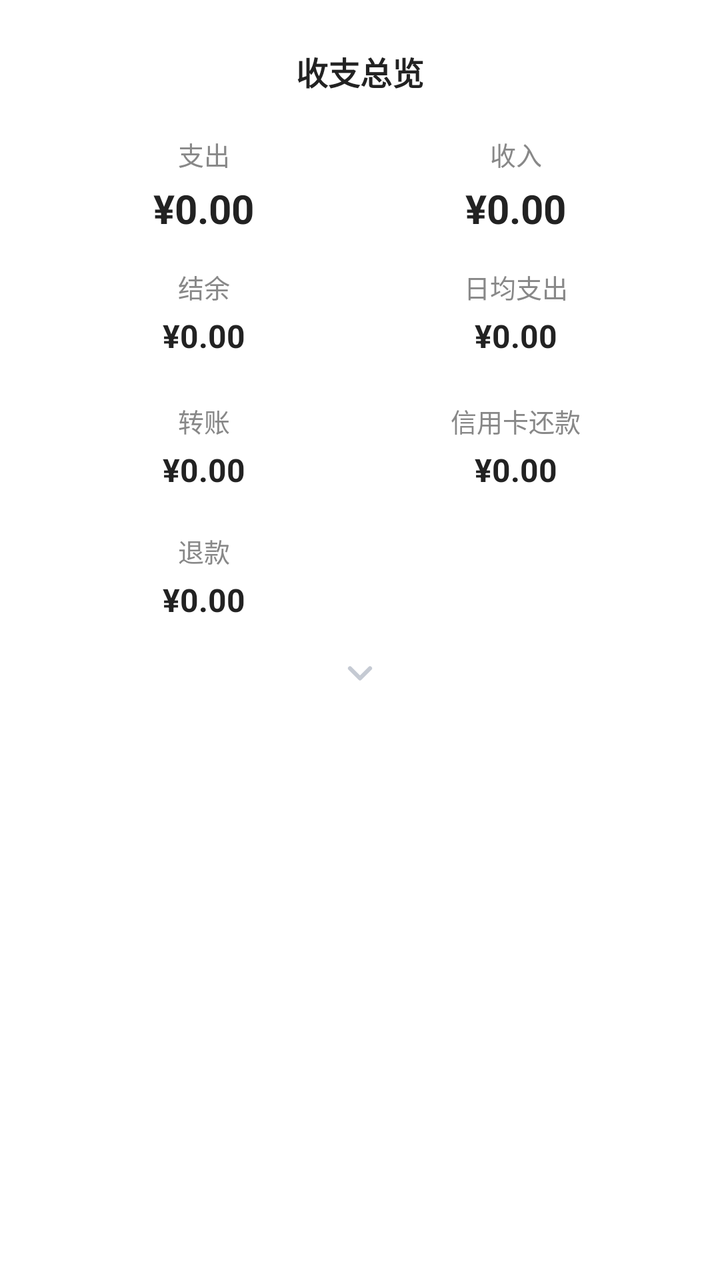
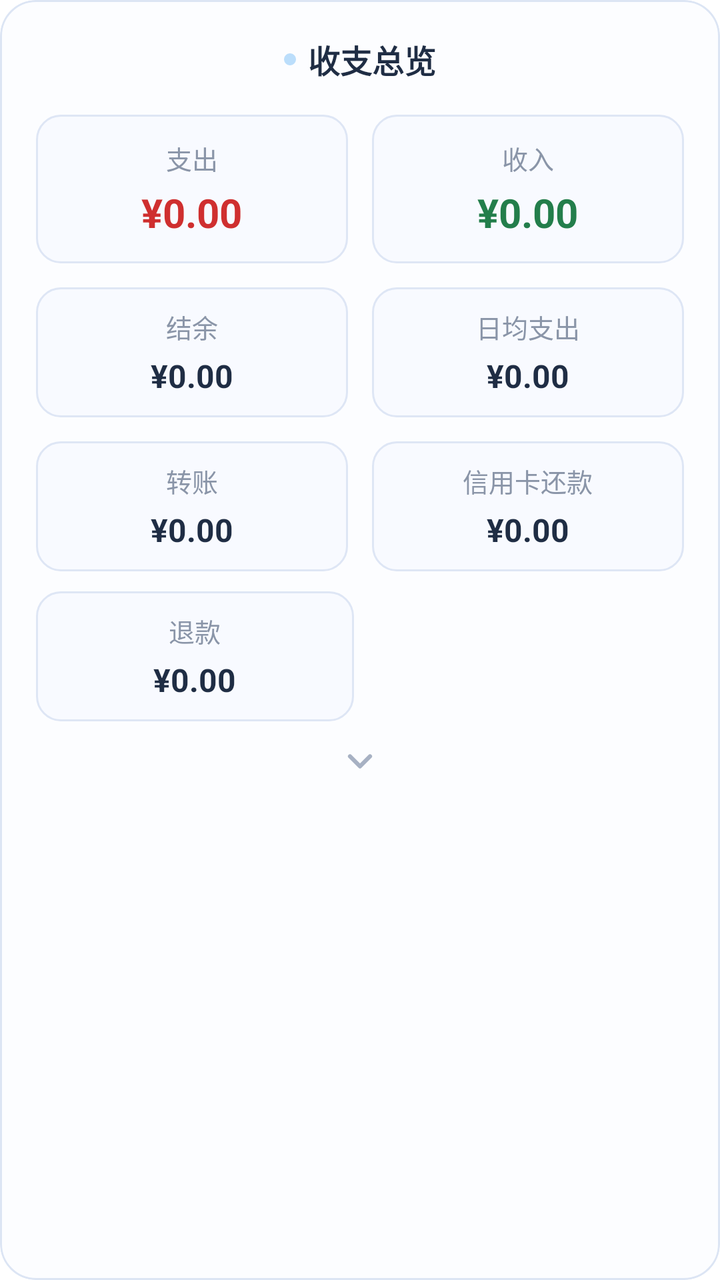

Compare the two renders of this Android layout. The source of the first and the diff that turns it into the second are given below.
<!-- AndroidManifest.xml: application theme Theme.FlipAccounting -->
<!-- res/layout/card_stats_overview.xml -->
<?xml version="1.0" encoding="utf-8"?>
<androidx.cardview.widget.CardView xmlns:android="http://schemas.android.com/apk/res/android"
    xmlns:app="http://schemas.android.com/apk/res-auto"
    android:layout_width="match_parent"
    android:layout_height="wrap_content"
    android:layout_marginHorizontal="18dp"
    android:layout_marginTop="18dp"
    app:cardBackgroundColor="#FFFFFF"
    app:cardCornerRadius="16dp"
    app:cardElevation="0dp">

    <LinearLayout
        android:layout_width="match_parent"
        android:layout_height="wrap_content"
        android:orientation="vertical"
        android:padding="24dp">

        <TextView
            android:layout_width="match_parent"
            android:layout_height="wrap_content"
            android:gravity="center"
            android:text="收支总览"
            android:textColor="#222222"
            android:textSize="@dimen/text_size_16"
            android:textStyle="bold" />

        <LinearLayout
            android:layout_width="match_parent"
            android:layout_height="wrap_content"
            android:layout_marginTop="20dp"
            android:baselineAligned="false"
            android:orientation="horizontal">

            <LinearLayout
                android:layout_width="0dp"
                android:layout_height="wrap_content"
                android:layout_weight="1"
                android:gravity="center"
                android:orientation="vertical">

                <TextView
                    android:layout_width="wrap_content"
                    android:layout_height="wrap_content"
                    android:text="支出"
                    android:textColor="#888888"
                    android:textSize="@dimen/text_size_13" />

                <TextView
                    android:id="@+id/tv_total_expense"
                    android:layout_width="wrap_content"
                    android:layout_height="wrap_content"
                    android:layout_marginTop="4dp"
                    android:text="¥0.00"
                    android:textColor="#222222"
                    android:textSize="@dimen/text_size_20"
                    android:textStyle="bold" />
            </LinearLayout>

            <LinearLayout
                android:layout_width="0dp"
                android:layout_height="wrap_content"
                android:layout_weight="1"
                android:gravity="center"
                android:orientation="vertical">

                <TextView
                    android:layout_width="wrap_content"
                    android:layout_height="wrap_content"
                    android:text="收入"
                    android:textColor="#888888"
                    android:textSize="@dimen/text_size_13" />

                <TextView
                    android:id="@+id/tv_total_income"
                    android:layout_width="wrap_content"
                    android:layout_height="wrap_content"
                    android:layout_marginTop="4dp"
                    android:text="¥0.00"
                    android:textColor="#222222"
                    android:textSize="@dimen/text_size_20"
                    android:textStyle="bold" />
            </LinearLayout>
        </LinearLayout>

        <LinearLayout
            android:layout_width="match_parent"
            android:layout_height="wrap_content"
            android:layout_marginTop="16dp"
            android:baselineAligned="false"
            android:orientation="horizontal">

            <LinearLayout
                android:layout_width="0dp"
                android:layout_height="wrap_content"
                android:layout_weight="1"
                android:gravity="center"
                android:orientation="vertical">

                <TextView
                    android:layout_width="wrap_content"
                    android:layout_height="wrap_content"
                    android:text="结余"
                    android:textColor="#888888"
                    android:textSize="@dimen/text_size_13" />

                <TextView
                    android:id="@+id/tv_balance"
                    android:layout_width="wrap_content"
                    android:layout_height="wrap_content"
                    android:layout_marginTop="4dp"
                    android:text="¥0.00"
                    android:textColor="#222222"
                    android:textSize="@dimen/text_size_16"
                    android:textStyle="bold" />
            </LinearLayout>

            <LinearLayout
                android:layout_width="0dp"
                android:layout_height="wrap_content"
                android:layout_weight="1"
                android:gravity="center"
                android:orientation="vertical">

                <TextView
                    android:layout_width="wrap_content"
                    android:layout_height="wrap_content"
                    android:text="日均支出"
                    android:textColor="#888888"
                    android:textSize="@dimen/text_size_13" />

                <TextView
                    android:id="@+id/tv_daily_avg"
                    android:layout_width="wrap_content"
                    android:layout_height="wrap_content"
                    android:layout_marginTop="4dp"
                    android:text="¥0.00"
                    android:textColor="#222222"
                    android:textSize="@dimen/text_size_16"
                    android:textStyle="bold" />
            </LinearLayout>
        </LinearLayout>

        <LinearLayout
            android:id="@+id/layout_overview_extra"
            android:layout_width="match_parent"
            android:layout_height="wrap_content"
            android:orientation="vertical">

            <LinearLayout
                android:layout_width="match_parent"
                android:layout_height="wrap_content"
                android:layout_marginTop="16dp"
                android:baselineAligned="false"
                android:orientation="horizontal">

                <LinearLayout
                    android:id="@+id/row_total_transfer"
                    android:layout_width="0dp"
                    android:layout_height="wrap_content"
                    android:layout_weight="1"
                    android:background="?attr/selectableItemBackground"
                    android:clickable="true"
                    android:focusable="true"
                    android:gravity="center"
                    android:orientation="vertical"
                    android:paddingVertical="6dp">

                    <TextView
                        android:layout_width="wrap_content"
                        android:layout_height="wrap_content"
                        android:text="转账"
                        android:textColor="#888888"
                        android:textSize="@dimen/text_size_13" />

                    <TextView
                        android:id="@+id/tv_total_transfer"
                        android:layout_width="wrap_content"
                        android:layout_height="wrap_content"
                        android:layout_marginTop="4dp"
                        android:text="¥0.00"
                        android:textColor="#222222"
                        android:textSize="@dimen/text_size_16"
                        android:textStyle="bold" />
                </LinearLayout>

                <LinearLayout
                    android:id="@+id/row_total_repayment"
                    android:layout_width="0dp"
                    android:layout_height="wrap_content"
                    android:layout_weight="1"
                    android:background="?attr/selectableItemBackground"
                    android:clickable="true"
                    android:focusable="true"
                    android:gravity="center"
                    android:orientation="vertical"
                    android:paddingVertical="6dp">

                    <TextView
                        android:layout_width="wrap_content"
                        android:layout_height="wrap_content"
                        android:text="信用卡还款"
                        android:textColor="#888888"
                        android:textSize="@dimen/text_size_13" />

                    <TextView
                        android:id="@+id/tv_total_repayment"
                        android:layout_width="wrap_content"
                        android:layout_height="wrap_content"
                        android:layout_marginTop="4dp"
                        android:text="¥0.00"
                        android:textColor="#222222"
                        android:textSize="@dimen/text_size_16"
                        android:textStyle="bold" />
                </LinearLayout>
            </LinearLayout>

            <LinearLayout
                android:layout_width="match_parent"
                android:layout_height="wrap_content"
                android:layout_marginTop="8dp"
                android:baselineAligned="false"
                android:orientation="horizontal">

                <LinearLayout
                    android:id="@+id/row_total_refund"
                    android:layout_width="0dp"
                    android:layout_height="wrap_content"
                    android:layout_weight="1"
                    android:background="?attr/selectableItemBackground"
                    android:clickable="true"
                    android:focusable="true"
                    android:gravity="center"
                    android:orientation="vertical"
                    android:paddingVertical="6dp">

                    <TextView
                        android:layout_width="wrap_content"
                        android:layout_height="wrap_content"
                        android:text="退款"
                        android:textColor="#888888"
                        android:textSize="@dimen/text_size_13" />

                    <TextView
                        android:id="@+id/tv_total_refund"
                        android:layout_width="wrap_content"
                        android:layout_height="wrap_content"
                        android:layout_marginTop="4dp"
                        android:text="¥0.00"
                        android:textColor="#222222"
                        android:textSize="@dimen/text_size_16"
                        android:textStyle="bold" />
                </LinearLayout>

                <View
                    android:layout_width="0dp"
                    android:layout_height="1dp"
                    android:layout_weight="1" />
            </LinearLayout>
        </LinearLayout>

        <ImageView
            android:id="@+id/iv_overview_expand"
            android:layout_width="@dimen/icon_size_20"
            android:layout_height="@dimen/icon_size_20"
            android:layout_gravity="center_horizontal"
            android:layout_marginTop="10dp"
            android:background="?attr/selectableItemBackgroundBorderless"
            android:src="@drawable/ic_chevron_down_small"
            app:tint="#C5CAD3" />

    </LinearLayout>
</androidx.cardview.widget.CardView>
<!-- resources referenced by this layout -->
<resources>
  <dimen name="icon_size_20">20dp</dimen>
  <dimen name="text_size_13">13sp</dimen>
  <dimen name="text_size_16">16sp</dimen>
  <dimen name="text_size_20">20sp</dimen>
  <!-- drawable ic_chevron_down_small (drawable) -->
  <vector xmlns:android="http://schemas.android.com/apk/res/android"
      android:width="14dp"
      android:height="14dp"
      android:viewportWidth="24"
      android:viewportHeight="24">
      <path
          android:strokeColor="#333333"
          android:strokeWidth="2.5"
          android:strokeLineCap="round"
          android:strokeLineJoin="round"
          android:pathData="M6,9l6,6l6,-6" />
  </vector>
  <style name="Theme.FlipAccounting" parent="Theme.MaterialComponents.DayNight.NoActionBar">
          
          <item name="colorPrimary">#5C6BC0</item>
          <item name="colorPrimaryVariant">#3F51B5</item>
          <item name="colorOnPrimary">#FFFFFF</item>
          
          <item name="colorSecondary">#FF4081</item>
          <item name="colorSecondaryVariant">#F50057</item>
          <item name="colorOnSecondary">#FFFFFF</item>
  
          
          <item name="android:statusBarColor">#F5F7FA</item>
          <item name="android:windowLightStatusBar">true</item>
      </style>
</resources>

<!-- the commit's change to res/layout/card_stats_overview.xml (unified diff, before → after) -->
@@ -1,85 +1,41 @@
 <?xml version="1.0" encoding="utf-8"?>
-<androidx.cardview.widget.CardView xmlns:android="http://schemas.android.com/apk/res/android"
+<com.google.android.material.card.MaterialCardView xmlns:android="http://schemas.android.com/apk/res/android"
     xmlns:app="http://schemas.android.com/apk/res-auto"
     android:layout_width="match_parent"
     android:layout_height="wrap_content"
-    android:layout_marginHorizontal="18dp"
-    android:layout_marginTop="18dp"
-    app:cardBackgroundColor="#FFFFFF"
-    app:cardCornerRadius="16dp"
-    app:cardElevation="0dp">
+    android:layout_marginHorizontal="16dp"
+    android:layout_marginTop="14dp"
+    app:cardBackgroundColor="#FCFDFF"
+    app:cardCornerRadius="18dp"
+    app:cardElevation="0dp"
+    app:strokeColor="#DCE5F4"
+    app:strokeWidth="1dp">
 
     <LinearLayout
         android:layout_width="match_parent"
         android:layout_height="wrap_content"
         android:orientation="vertical"
-        android:padding="24dp">
-
-        <TextView
+        android:padding="18dp">
+
+        <LinearLayout
             android:layout_width="match_parent"
             android:layout_height="wrap_content"
             android:gravity="center"
-            android:text="收支总览"
-            android:textColor="#222222"
-            android:textSize="@dimen/text_size_16"
-            android:textStyle="bold" />
-
-        <LinearLayout
-            android:layout_width="match_parent"
-            android:layout_height="wrap_content"
-            android:layout_marginTop="20dp"
-            android:baselineAligned="false"
             android:orientation="horizontal">
 
-            <LinearLayout
-                android:layout_width="0dp"
-                android:layout_height="wrap_content"
-                android:layout_weight="1"
-                android:gravity="center"
-                android:orientation="vertical">
-
-                <TextView
-                    android:layout_width="wrap_content"
-                    android:layout_height="wrap_content"
-                    android:text="支出"
-                    android:textColor="#888888"
-                    android:textSize="@dimen/text_size_13" />
-
-                <TextView
-                    android:id="@+id/tv_total_expense"
-                    android:layout_width="wrap_content"
-                    android:layout_height="wrap_content"
-                    android:layout_marginTop="4dp"
-                    android:text="¥0.00"
-                    android:textColor="#222222"
-                    android:textSize="@dimen/text_size_20"
-                    android:textStyle="bold" />
-            </LinearLayout>
-
-            <LinearLayout
-                android:layout_width="0dp"
-                android:layout_height="wrap_content"
-                android:layout_weight="1"
-                android:gravity="center"
-                android:orientation="vertical">
-
-                <TextView
-                    android:layout_width="wrap_content"
-                    android:layout_height="wrap_content"
-                    android:text="收入"
-                    android:textColor="#888888"
-                    android:textSize="@dimen/text_size_13" />
-
-                <TextView
-                    android:id="@+id/tv_total_income"
-                    android:layout_width="wrap_content"
-                    android:layout_height="wrap_content"
-                    android:layout_marginTop="4dp"
-                    android:text="¥0.00"
-                    android:textColor="#222222"
-                    android:textSize="@dimen/text_size_20"
-                    android:textStyle="bold" />
-            </LinearLayout>
+            <View
+                android:layout_width="6dp"
+                android:layout_height="6dp"
+                android:background="@drawable/shape_circle_blue_light" />
+
+            <TextView
+                android:layout_width="wrap_content"
+                android:layout_height="wrap_content"
+                android:layout_marginStart="6dp"
+                android:text="收支总览"
+                android:textColor="#1F2D44"
+                android:textSize="@dimen/text_size_16"
+                android:textStyle="bold" />
         </LinearLayout>
 
         <LinearLayout
@@ -93,23 +49,90 @@
                 android:layout_width="0dp"
                 android:layout_height="wrap_content"
                 android:layout_weight="1"
+                android:layout_marginEnd="6dp"
+                android:background="@drawable/bg_stats_metric_tile"
                 android:gravity="center"
-                android:orientation="vertical">
-
-                <TextView
-                    android:layout_width="wrap_content"
-                    android:layout_height="wrap_content"
-                    android:text="结余"
-                    android:textColor="#888888"
+                android:orientation="vertical"
+                android:paddingVertical="12dp">
+
+                <TextView
+                    android:layout_width="wrap_content"
+                    android:layout_height="wrap_content"
+                    android:text="支出"
+                    android:textColor="#8A95A8"
                     android:textSize="@dimen/text_size_13" />
 
                 <TextView
-                    android:id="@+id/tv_balance"
+                    android:id="@+id/tv_total_expense"
                     android:layout_width="wrap_content"
                     android:layout_height="wrap_content"
                     android:layout_marginTop="4dp"
                     android:text="¥0.00"
-                    android:textColor="#222222"
+                    android:textColor="#CF2F2F"
+                    android:textSize="@dimen/text_size_20"
+                    android:textStyle="bold" />
+            </LinearLayout>
+
+            <LinearLayout
+                android:layout_width="0dp"
+                android:layout_height="wrap_content"
+                android:layout_weight="1"
+                android:layout_marginStart="6dp"
+                android:background="@drawable/bg_stats_metric_tile"
+                android:gravity="center"
+                android:orientation="vertical"
+                android:paddingVertical="12dp">
+
+                <TextView
+                    android:layout_width="wrap_content"
+                    android:layout_height="wrap_content"
+                    android:text="收入"
+                    android:textColor="#8A95A8"
+                    android:textSize="@dimen/text_size_13" />
+
+                <TextView
+                    android:id="@+id/tv_total_income"
+                    android:layout_width="wrap_content"
+                    android:layout_height="wrap_content"
+                    android:layout_marginTop="4dp"
+                    android:text="¥0.00"
+                    android:textColor="#237E4B"
+                    android:textSize="@dimen/text_size_20"
+                    android:textStyle="bold" />
+            </LinearLayout>
+        </LinearLayout>
+
+        <LinearLayout
+            android:layout_width="match_parent"
+            android:layout_height="wrap_content"
+            android:layout_marginTop="12dp"
+            android:baselineAligned="false"
+            android:orientation="horizontal">
+
+            <LinearLayout
+                android:layout_width="0dp"
+                android:layout_height="wrap_content"
+                android:layout_weight="1"
+                android:layout_marginEnd="6dp"
+                android:background="@drawable/bg_stats_metric_tile"
+                android:gravity="center"
+                android:orientation="vertical"
+                android:paddingVertical="10dp">
+
+                <TextView
+                    android:layout_width="wrap_content"
+                    android:layout_height="wrap_content"
+                    android:text="结余"
+                    android:textColor="#8A95A8"
+                    android:textSize="@dimen/text_size_13" />
+
+                <TextView
+                    android:id="@+id/tv_balance"
+                    android:layout_width="wrap_content"
+                    android:layout_height="wrap_content"
+                    android:layout_marginTop="4dp"
+                    android:text="¥0.00"
+                    android:textColor="#1F2D44"
                     android:textSize="@dimen/text_size_16"
                     android:textStyle="bold" />
             </LinearLayout>
@@ -118,14 +141,17 @@
                 android:layout_width="0dp"
                 android:layout_height="wrap_content"
                 android:layout_weight="1"
+                android:layout_marginStart="6dp"
+                android:background="@drawable/bg_stats_metric_tile"
                 android:gravity="center"
-                android:orientation="vertical">
+                android:orientation="vertical"
+                android:paddingVertical="10dp">
 
                 <TextView
                     android:layout_width="wrap_content"
                     android:layout_height="wrap_content"
                     android:text="日均支出"
-                    android:textColor="#888888"
+                    android:textColor="#8A95A8"
                     android:textSize="@dimen/text_size_13" />
 
                 <TextView
@@ -134,7 +160,7 @@
                     android:layout_height="wrap_content"
                     android:layout_marginTop="4dp"
                     android:text="¥0.00"
-                    android:textColor="#222222"
+                    android:textColor="#1F2D44"
                     android:textSize="@dimen/text_size_16"
                     android:textStyle="bold" />
             </LinearLayout>
@@ -149,7 +175,7 @@
             <LinearLayout
                 android:layout_width="match_parent"
                 android:layout_height="wrap_content"
-                android:layout_marginTop="16dp"
+                android:layout_marginTop="12dp"
                 android:baselineAligned="false"
                 android:orientation="horizontal">
 
@@ -158,18 +184,20 @@
                     android:layout_width="0dp"
                     android:layout_height="wrap_content"
                     android:layout_weight="1"
-                    android:background="?attr/selectableItemBackground"
+                    android:layout_marginEnd="6dp"
+                    android:background="@drawable/bg_stats_metric_tile"
                     android:clickable="true"
                     android:focusable="true"
+                    android:foreground="?attr/selectableItemBackground"
                     android:gravity="center"
                     android:orientation="vertical"
-                    android:paddingVertical="6dp">
+                    android:paddingVertical="10dp">
 
                     <TextView
                         android:layout_width="wrap_content"
                         android:layout_height="wrap_content"
                         android:text="转账"
-                        android:textColor="#888888"
+                        android:textColor="#8A95A8"
                         android:textSize="@dimen/text_size_13" />
 
                     <TextView
@@ -178,7 +206,7 @@
                         android:layout_height="wrap_content"
                         android:layout_marginTop="4dp"
                         android:text="¥0.00"
-                        android:textColor="#222222"
+                        android:textColor="#1F2D44"
                         android:textSize="@dimen/text_size_16"
                         android:textStyle="bold" />
                 </LinearLayout>
@@ -188,18 +216,20 @@
                     android:layout_width="0dp"
                     android:layout_height="wrap_content"
                     android:layout_weight="1"
-                    android:background="?attr/selectableItemBackground"
+                    android:layout_marginStart="6dp"
+                    android:background="@drawable/bg_stats_metric_tile"
                     android:clickable="true"
                     android:focusable="true"
+                    android:foreground="?attr/selectableItemBackground"
                     android:gravity="center"
                     android:orientation="vertical"
-                    android:paddingVertical="6dp">
+                    android:paddingVertical="10dp">
 
                     <TextView
                         android:layout_width="wrap_content"
                         android:layout_height="wrap_content"
                         android:text="信用卡还款"
-                        android:textColor="#888888"
+                        android:textColor="#8A95A8"
                         android:textSize="@dimen/text_size_13" />
 
                     <TextView
@@ -208,7 +238,7 @@
                         android:layout_height="wrap_content"
                         android:layout_marginTop="4dp"
                         android:text="¥0.00"
-                        android:textColor="#222222"
+                        android:textColor="#1F2D44"
                         android:textSize="@dimen/text_size_16"
                         android:textStyle="bold" />
                 </LinearLayout>
@@ -217,7 +247,7 @@
             <LinearLayout
                 android:layout_width="match_parent"
                 android:layout_height="wrap_content"
-                android:layout_marginTop="8dp"
+                android:layout_marginTop="10dp"
                 android:baselineAligned="false"
                 android:orientation="horizontal">
 
@@ -226,18 +256,20 @@
                     android:layout_width="0dp"
                     android:layout_height="wrap_content"
                     android:layout_weight="1"
-                    android:background="?attr/selectableItemBackground"
+                    android:layout_marginEnd="6dp"
+                    android:background="@drawable/bg_stats_metric_tile"
                     android:clickable="true"
                     android:focusable="true"
+                    android:foreground="?attr/selectableItemBackground"
                     android:gravity="center"
                     android:orientation="vertical"
-                    android:paddingVertical="6dp">
+                    android:paddingVertical="10dp">
 
                     <TextView
                         android:layout_width="wrap_content"
                         android:layout_height="wrap_content"
                         android:text="退款"
-                        android:textColor="#888888"
+                        android:textColor="#8A95A8"
                         android:textSize="@dimen/text_size_13" />
 
                     <TextView
@@ -246,7 +278,7 @@
                         android:layout_height="wrap_content"
                         android:layout_marginTop="4dp"
                         android:text="¥0.00"
-                        android:textColor="#222222"
+                        android:textColor="#1F2D44"
                         android:textSize="@dimen/text_size_16"
                         android:textStyle="bold" />
                 </LinearLayout>
@@ -266,7 +298,7 @@
             android:layout_marginTop="10dp"
             android:background="?attr/selectableItemBackgroundBorderless"
             android:src="@drawable/ic_chevron_down_small"
-            app:tint="#C5CAD3" />
+            app:tint="#A7B1C3" />
 
     </LinearLayout>
-</androidx.cardview.widget.CardView>
+</com.google.android.material.card.MaterialCardView>
<!-- resource entries referenced after the edit -->
@@ -4,6 +4,15 @@
   <dimen name="text_size_13">13sp</dimen>
   <dimen name="text_size_16">16sp</dimen>
   <dimen name="text_size_20">20sp</dimen>
+  <!-- drawable bg_stats_metric_tile (drawable) -->
+  <?xml version="1.0" encoding="utf-8"?>
+  <shape xmlns:android="http://schemas.android.com/apk/res/android">
+      <solid android:color="#F8FAFF" />
+      <corners android:radius="12dp" />
+      <stroke
+          android:width="1dp"
+          android:color="#DEE6F5" />
+  </shape>
   <!-- drawable ic_chevron_down_small (drawable) -->
   <vector xmlns:android="http://schemas.android.com/apk/res/android"
       android:width="14dp"
@@ -17,6 +26,11 @@
           android:strokeLineJoin="round"
           android:pathData="M6,9l6,6l6,-6" />
   </vector>
+  <!-- drawable shape_circle_blue_light (drawable) -->
+  <?xml version="1.0" encoding="utf-8"?>
+  <shape xmlns:android="http://schemas.android.com/apk/res/android"
+      android:shape="oval">
+      <solid android:color="#BBDEFB" /> </shape>
   <style name="Theme.FlipAccounting" parent="Theme.MaterialComponents.DayNight.NoActionBar">
           
           <item name="colorPrimary">#5C6BC0</item>
